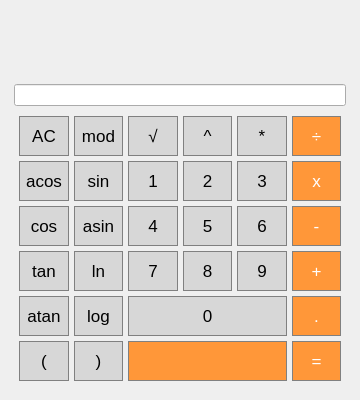
This is src/frontend/calculator/mainwindow.ui in HV220/C7_SmartCalc_v1.0-0 as Qt 5 draws it before an edit. The edited form follows.
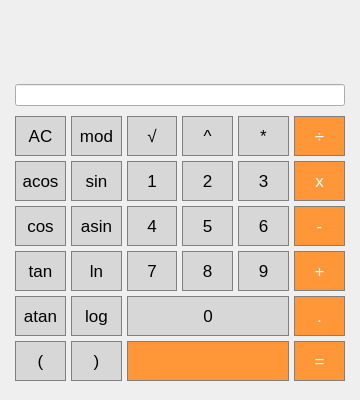
This is the edited form.

```diff
--- a/src/frontend/calculator/mainwindow.ui
+++ b/src/frontend/calculator/mainwindow.ui
@@ -51,13 +51,13 @@
        <number>5</number>
       </property>
       <property name="leftMargin">
-       <number>5</number>
+       <number>6</number>
       </property>
       <property name="topMargin">
        <number>5</number>
       </property>
       <property name="rightMargin">
-       <number>5</number>
+       <number>6</number>
       </property>
       <property name="bottomMargin">
        <number>5</number>
@@ -76,7 +76,14 @@
        </spacer>
       </item>
       <item>
-       <widget class="QLineEdit" name="text_view"/>
+       <widget class="QLineEdit" name="text_view">
+        <property name="sizePolicy">
+         <sizepolicy hsizetype="Expanding" vsizetype="Expanding">
+          <horstretch>0</horstretch>
+          <verstretch>0</verstretch>
+         </sizepolicy>
+        </property>
+       </widget>
       </item>
       <item>
        <layout class="QGridLayout" name="gridLayout_9" rowstretch="0,0,0,0,0,0">
@@ -84,13 +91,13 @@
          <enum>QLayout::SetFixedSize</enum>
         </property>
         <property name="leftMargin">
-         <number>5</number>
+         <number>0</number>
         </property>
         <property name="topMargin">
          <number>5</number>
         </property>
         <property name="rightMargin">
-         <number>5</number>
+         <number>0</number>
         </property>
         <property name="bottomMargin">
          <number>5</number>
```
